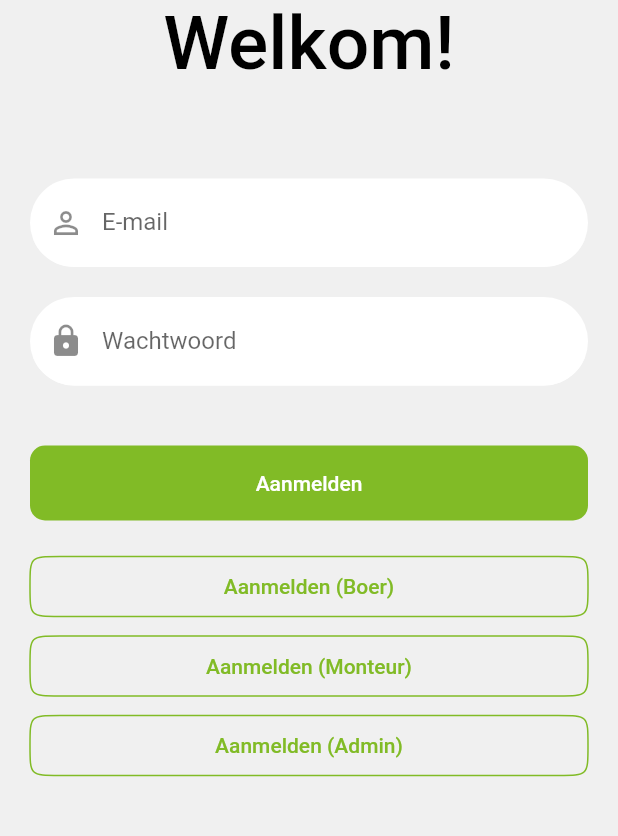
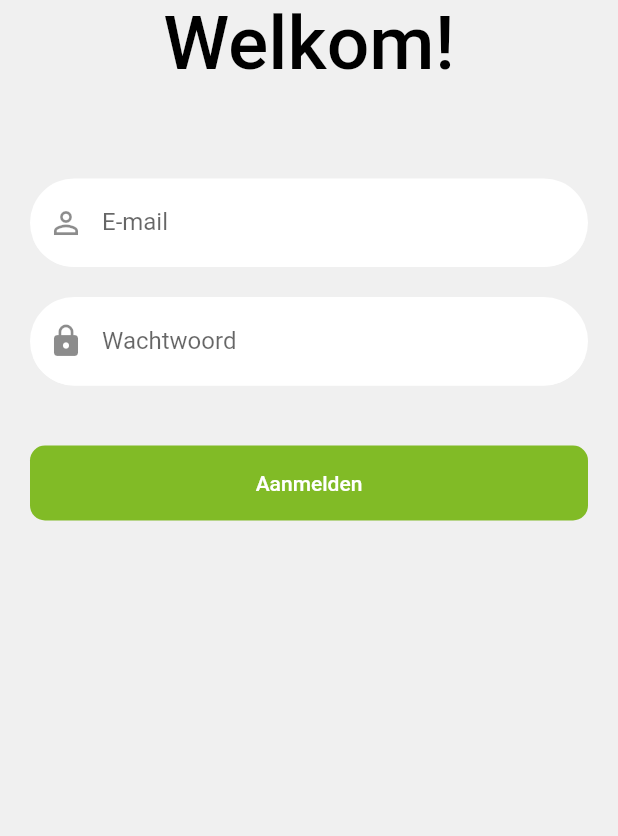
Before and after one commit to Project-4-0/app, a Flutter app: the screen it shows after launch, on a phone screen of 412 x 824 dp, the part 270-1106 px from its top. Run offline on Flutter 3.47's test engine with Material 2 defaults, Android fonts, the phone set to English and light mode, and no system bars; our stand-ins replace charts_flutter, flutter_dotenv, flutter_map, geolocator, get, im_stepper and 5 more; missing offline and left inert: esys_flutter_share, mailto, qr_code_scanner, singleton, stats.

```diff
--- a/lib/pages/login.dart
+++ b/lib/pages/login.dart
@@ -56,33 +56,33 @@ class _LoginPageState extends State<LoginPage> {
 
                   _inputForm(),
                   //TODO NOG weg
-                  OutlineFlatButtonBOne(
-                    text: "Aanmelden (Boer)",
-                    onPressed: () {
-                      Navigator.pushNamedAndRemoveUntil(
-                          context, '/boer/dashboard', (route) => false);
-                    },
-                  ),
-                  SizedBox(
-                    height: 5,
-                  ),
-                  OutlineFlatButtonBOne(
-                    text: "Aanmelden (Monteur)",
-                    onPressed: () {
-                      Navigator.pushNamedAndRemoveUntil(
-                          context, '/monteur/dashboard', (route) => false);
-                    },
-                  ),
-                  SizedBox(
-                    height: 5,
-                  ),
-                  OutlineFlatButtonBOne(
-                    text: "Aanmelden (Admin)",
-                    onPressed: () {
-                      Navigator.pushNamedAndRemoveUntil(
-                          context, '/admin/dashboard', (route) => false);
-                    },
-                  ),
+                  // OutlineFlatButtonBOne(
+                  //   text: "Aanmelden (Boer)",
+                  //   onPressed: () {
+                  //     Navigator.pushNamedAndRemoveUntil(
+                  //         context, '/boer/dashboard', (route) => false);
+                  //   },
+                  // ),
+                  // SizedBox(
+                  //   height: 5,
+                  // ),
+                  // OutlineFlatButtonBOne(
+                  //   text: "Aanmelden (Monteur)",
+                  //   onPressed: () {
+                  //     Navigator.pushNamedAndRemoveUntil(
+                  //         context, '/monteur/dashboard', (route) => false);
+                  //   },
+                  // ),
+                  // SizedBox(
+                  //   height: 5,
+                  // ),
+                  // OutlineFlatButtonBOne(
+                  //   text: "Aanmelden (Admin)",
+                  //   onPressed: () {
+                  //     Navigator.pushNamedAndRemoveUntil(
+                  //         context, '/admin/dashboard', (route) => false);
+                  //   },
+                  // ),
                 ],
               ),
             ),
```
